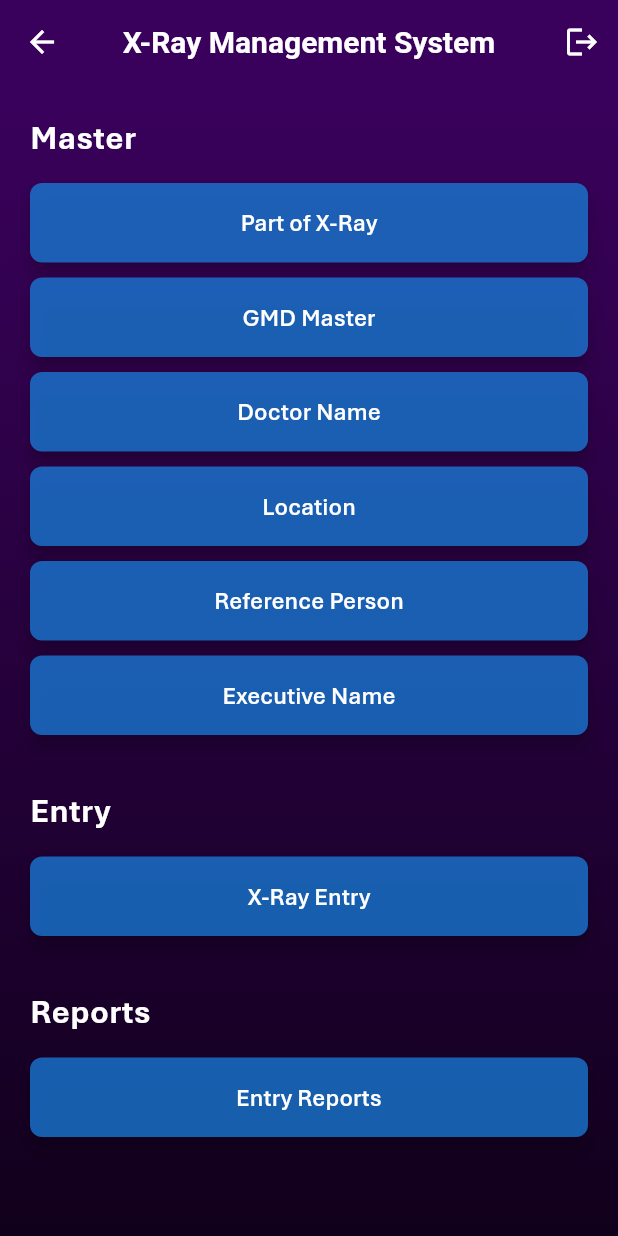
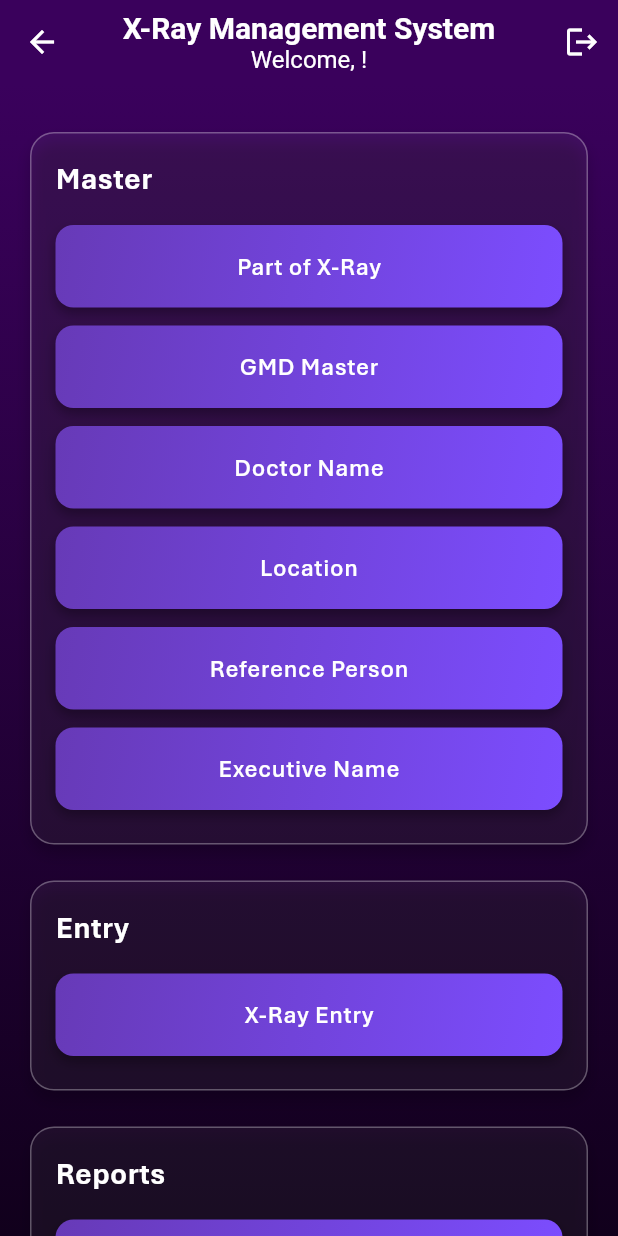
Before and after one commit to alibabakutty/x_ray_entry_app, a Flutter app: the GatewayPage screen opened by its route, on a phone screen of 412 x 824 dp. Run offline on Flutter 3.47's test engine with Material 3 defaults, Android fonts, the phone set to English and light mode, and no system bars; our stand-ins replace cloud_firestore, decimal, firebase_auth, firebase_core; accounts and stored records are empty.

Commit message:
admin login make successfull with username and gateway border design

```diff
--- a/lib/main.dart
+++ b/lib/main.dart
@@ -7,7 +7,7 @@ import 'package:x_ray_entry_app/screens/cda_page.dart';
 import 'package:x_ray_entry_app/screens/display_master_page.dart';
 import 'package:x_ray_entry_app/screens/executive_name_master.dart';
 import 'package:x_ray_entry_app/screens/gateway_page.dart';
-import 'package:x_ray_entry_app/screens/login_page.dart';
+import 'package:x_ray_entry_app/screens/admin_login_page.dart';
 import 'package:x_ray_entry_app/screens/report_master_page.dart';
 import 'package:x_ray_entry_app/screens/update_master_page.dart';
 import 'package:x_ray_entry_app/screens/doctor_name_master.dart';
--- a/lib/modals/executive_name_data.dart
+++ b/lib/modals/executive_name_data.dart
@@ -4,6 +4,7 @@ class ExecutiveNameData {
   final String executiveName;
   final String mobileNumber;
   final String email;
+  final String password;
   final String status; // active or inactive
   final Timestamp timestamp;
 
@@ -11,6 +12,7 @@ class ExecutiveNameData {
     required this.executiveName,
     required this.mobileNumber,
     required this.email,
+    required this.password,
     this.status = 'active',
     required this.timestamp,
   });
@@ -21,6 +23,7 @@ class ExecutiveNameData {
       executiveName: data['executive_name'] ?? '',
       mobileNumber: data['mobile_number'] ?? '',
       email: data['email'] ?? '',
+      password: data['password'] ?? '',
       status: data['status'] ?? 'active',
       timestamp: data['timestamp'] ?? Timestamp.now(),
     );
@@ -32,6 +35,7 @@ class ExecutiveNameData {
       'executive_name': executiveName,
       'mobile_number': mobileNumber,
       'email': email,
+      'password': password,
       'status': status,
       'timestamp': timestamp,
     };
--- a/lib/screens/gateway_page.dart
+++ b/lib/screens/gateway_page.dart
@@ -16,7 +16,22 @@ class _GatewayPageState extends State<GatewayPage> {
 
     return Scaffold(
       appBar: AppBar(
-        title: const Text('X-Ray Management System'),
+        title: Column(
+          crossAxisAlignment: CrossAxisAlignment.center,
+          children: [
+            const Text('X-Ray Management System'),
+            if (authProvider.username != null)
+              Text(
+                authProvider.isGuest
+                    ? 'Guest Mode'
+                    : 'Welcome, ${authProvider.username}!',
+                style: const TextStyle(
+                  fontSize: 16,
+                  fontWeight: FontWeight.normal,
+                ),
+              ),
+          ],
+        ),
         centerTitle: true,
         flexibleSpace: Container(
           decoration: const BoxDecoration(
@@ -24,8 +39,8 @@ class _GatewayPageState extends State<GatewayPage> {
               begin: Alignment.topLeft,
               end: Alignment.bottomRight,
               colors: [
-                Color(0xFF3A015C), // Dark Velvet Purple
-                Color(0xFF3A015C), // Black with Purple Undertone
+                Color(0xFF3A015C),
+                Color(0xFF3A015C),
               ],
             ),
           ),
@@ -72,24 +87,27 @@ class _GatewayPageState extends State<GatewayPage> {
         ],
       ),
       body: Container(
+        width: double.infinity,
+        height: double.infinity,
         decoration: const BoxDecoration(
           gradient: LinearGradient(
             begin: Alignment.topCenter,
             end: Alignment.bottomCenter,
             colors: [
-              Color(0xFF3A015C), // Dark Velvet Purple
-              Color(0xFF11001C), // Black with Purple Undertone
+              Color(0xFF3A015C),
+              Color(0xFF11001C),
             ],
           ),
         ),
+        child: SafeArea(
+          child: SingleChildScrollView(
+            physics: const BouncingScrollPhysics(),
             child: Padding(
               padding: const EdgeInsets.all(20.0),
               child: Column(
                 crossAxisAlignment: CrossAxisAlignment.stretch,
                 children: [
-              // Master Section
-              _buildSectionHeader('Master'),
-              const SizedBox(height: 10),
+                  _buildSection('Master', [
                     _buildNavigationButton(context, 'Part of X-Ray', '/cda',
                         masterType: 'partOfXray'),
                     _buildNavigationButton(context, 'GMD Master', '/cda',
@@ -100,36 +118,57 @@ class _GatewayPageState extends State<GatewayPage> {
                         masterType: 'location'),
                     _buildNavigationButton(context, 'Reference Person', '/cda',
                         masterType: 'referencePerson'),
+                    if (!Provider.of<AuthProvider>(context).isGuest)
                       _buildNavigationButton(context, 'Executive Name', '/cda',
                           masterType: 'executive'),
-              const SizedBox(height: 30),
-
-              // Entry Section
-              _buildSectionHeader('Entry'),
-              const SizedBox(height: 10),
+                  ]),
+                  _buildSection('Entry', [
                     _buildNavigationButton(
                         context, 'X-Ray Entry', '/xrayEntryCreate'),
-              const SizedBox(height: 30),
-
-              // Reports Section
-              _buildSectionHeader('Reports'),
-              const SizedBox(height: 10),
+                  ]),
+                  _buildSection('Reports', [
                     _buildNavigationButton(
                         context, 'Entry Reports', '/reportMasterPage'),
+                  ]),
                 ],
+              ),
+            ),
           ),
         ),
       ),
     );
   }
 
-  Widget _buildSectionHeader(String title) {
-    return Text(
+  Widget _buildSection(String title, List<Widget> buttons) {
+    return Container(
+      margin: const EdgeInsets.symmetric(vertical: 12),
+      padding: const EdgeInsets.all(16),
+      decoration: BoxDecoration(
+        color: Colors.white.withOpacity(0.05),
+        borderRadius: BorderRadius.circular(16),
+        border: Border.all(color: Colors.white30),
+        boxShadow: [
+          BoxShadow(
+            color: Colors.black.withOpacity(0.2),
+            offset: const Offset(0, 6),
+            blurRadius: 8,
+          ),
+        ],
+      ),
+      child: Column(
+        crossAxisAlignment: CrossAxisAlignment.start,
+        children: [
+          Text(
             title,
             style: const TextStyle(
-        fontSize: 22,
+              fontSize: 20,
               fontWeight: FontWeight.bold,
               color: Colors.white,
+            ),
+          ),
+          const SizedBox(height: 10),
+          ...buttons,
+        ],
       ),
     );
   }
@@ -138,27 +177,43 @@ class _GatewayPageState extends State<GatewayPage> {
       BuildContext context, String label, String route,
       {String? masterType}) {
     return Padding(
-      padding: const EdgeInsets.symmetric(vertical: 5),
-      child: ElevatedButton(
-        style: ElevatedButton.styleFrom(
-          foregroundColor: Colors.white,
-          backgroundColor: Colors.blue.shade700.withOpacity(0.8),
-          padding: const EdgeInsets.symmetric(vertical: 15),
-          shape: RoundedRectangleBorder(
-            borderRadius: BorderRadius.circular(8),
-          ),
-          elevation: 5,
-        ),
-        onPressed: () {
+      padding: const EdgeInsets.symmetric(vertical: 6),
+      child: InkWell(
+        onTap: () {
           Navigator.pushNamed(
             context,
             route,
             arguments: masterType,
           );
         },
+        child: Container(
+          decoration: BoxDecoration(
+            gradient: LinearGradient(
+              colors: [Colors.deepPurple, Colors.deepPurpleAccent],
+              begin: Alignment.topLeft,
+              end: Alignment.bottomRight,
+            ),
+            borderRadius: BorderRadius.circular(12),
+            boxShadow: [
+              BoxShadow(
+                color: Colors.black.withOpacity(0.3),
+                offset: const Offset(0, 4),
+                blurRadius: 6,
+              ),
+            ],
+          ),
+          padding: const EdgeInsets.symmetric(vertical: 16, horizontal: 20),
+          child: Center(
             child: Text(
               label,
-          style: const TextStyle(fontSize: 16),
+              style: const TextStyle(
+                fontSize: 16,
+                color: Colors.white,
+                fontWeight: FontWeight.w600,
+                letterSpacing: 0.5,
+              ),
+            ),
+          ),
         ),
       ),
     );
--- a/lib/services/firebase_service.dart
+++ b/lib/services/firebase_service.dart
@@ -493,6 +493,7 @@ class FirebaseService {
           'executive_name': updatedData.executiveName,
           'mobile_number': updatedData.mobileNumber,
           'email': updatedData.email,
+          'password': updatedData.password,
           'status': updatedData.status,
           'timestamp': FieldValue.serverTimestamp(),
         });
```
Also changed, not shown: lib/authentication/auth.dart (+20 -1 lines), lib/authentication/auth_provider.dart (+93 -1 lines), lib/screens/admin_login_page.dart (renamed from lib/screens/login_page.dart, +42 -7 lines), lib/screens/executive_login_page.dart (added, +24 -0 lines), lib/screens/executive_name_master.dart (+47 -15 lines). Lines whose indentation alone changed are shown as unchanged.
